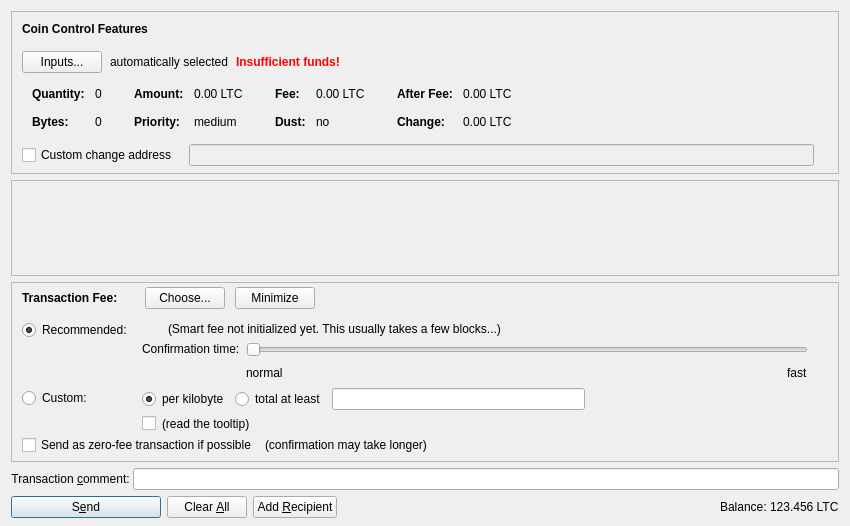
Qt form src/qt/forms/sendcoinsdialog.ui (ruby32/florincoin) before a commit.
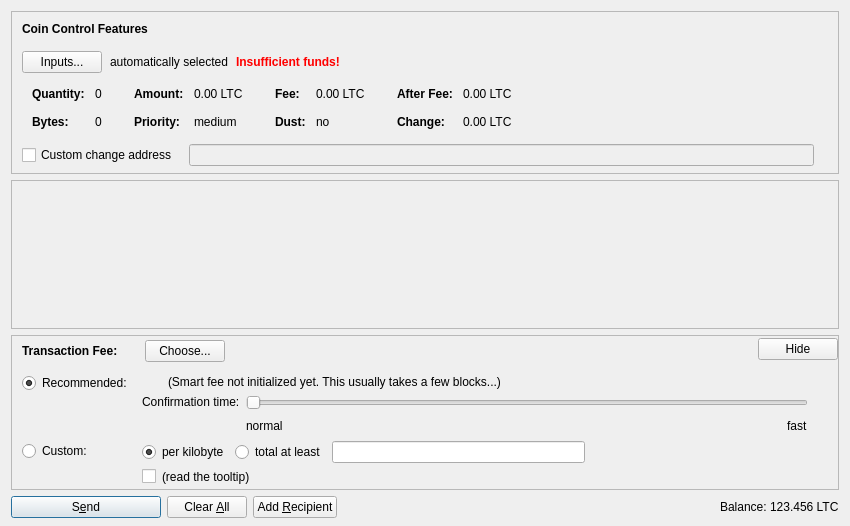
The same form after that commit. Icons and pictures are not drawn. Custom widgets are drawn as their Qt base class.

What changed in the file:
```diff
--- a/src/qt/forms/sendcoinsdialog.ui
+++ b/src/qt/forms/sendcoinsdialog.ui
@@ -617,7 +617,7 @@
         <x>0</x>
         <y>0</y>
         <width>830</width>
-        <height>68</height>
+        <height>104</height>
        </rect>
       </property>
       <layout class="QVBoxLayout" name="verticalLayout_2" stretch="0,1">
@@ -771,16 +771,6 @@
                 </property>
                </widget>
               </item>
-              <item>
-               <widget class="QPushButton" name="buttonMinimizeFee">
-                <property name="toolTip">
-                 <string>collapse fee-settings</string>
-                </property>
-                <property name="text">
-                 <string>Minimize</string>
-                </property>
-               </widget>
-              </item>
              </layout>
             </item>
             <item>
@@ -811,6 +801,16 @@
             </property>
            </spacer>
           </item>
+          <item>
+           <widget class="QPushButton" name="buttonMinimizeFee">
+            <property name="toolTip">
+             <string>collapse fee-settings</string>
+            </property>
+            <property name="text">
+             <string>Hide</string>
+            </property>
+           </widget>
+          </item>
          </layout>
         </item>
         <item>
@@ -1167,59 +1167,6 @@
              </item>
             </layout>
            </item>
-           <item>
-            <layout class="QHBoxLayout" name="horizontalLayoutFee5" stretch="0,0,0">
-             <property name="spacing">
-              <number>8</number>
-             </property>
-             <property name="bottomMargin">
-              <number>4</number>
-             </property>
-             <item>
-              <widget class="QCheckBox" name="checkBoxFreeTx">
-               <property name="text">
-                <string>Send as zero-fee transaction if possible</string>
-               </property>
-              </widget>
-             </item>
-             <item>
-              <widget class="QLabel" name="labelFreeTx">
-               <property name="text">
-                <string>(confirmation may take longer)</string>
-               </property>
-               <property name="margin">
-                <number>5</number>
-               </property>
-              </widget>
-             </item>
-             <item>
-              <spacer name="horizontalSpacerFee5">
-               <property name="orientation">
-                <enum>Qt::Horizontal</enum>
-               </property>
-               <property name="sizeHint" stdset="0">
-                <size>
-                 <width>1</width>
-                 <height>1</height>
-                </size>
-               </property>
-              </spacer>
-             </item>
-            </layout>
-           </item>
-           <item>
-            <spacer name="verticalSpacerFee2">
-             <property name="orientation">
-              <enum>Qt::Vertical</enum>
-             </property>
-             <property name="sizeHint" stdset="0">
-              <size>
-               <width>1</width>
-               <height>1</height>
-              </size>
-             </property>
-            </spacer>
-           </item>
           </layout>
          </widget>
         </item>
@@ -1241,36 +1188,6 @@
      </layout>
     </widget>
    </item>
-    <item>
-    <layout class="QHBoxLayout" name="horizontalLayoutTxComment">
-     <property name="spacing">
-       <number>0</number>
-      </property>
-      <item>
-       <widget class="QLabel" name="labelTxComment">
- 	   <property name="text">
- 	    <string>Transaction &amp;comment: </string>
- 	   </property>
- 	   <property name="alignment">
- 	    <set>Qt::AlignLeft|Qt::AlignTrailing|Qt::AlignVCenter</set>
- 	   </property>
- 	   <property name="buddy">
- 	    <cstring>editTxComment</cstring>
- 	   </property>
- 	  </widget>
-      </item>
-      <item>
-       <widget class="QValidatedLineEdit" name="editTxComment">
-        <property name="enabled">
-         <bool>true</bool>
-        </property>
-        <property name="toolTip">
-         <string>Enter a transaction comment (Note: this information is public)</string>
-        </property>
-       </widget>
-      </item>
-     </layout>
-    </item>
    <item>
     <layout class="QHBoxLayout" name="horizontalLayout">
      <item>
```
Left out of the diff: 6 changed lines with no effect on the pictures.
